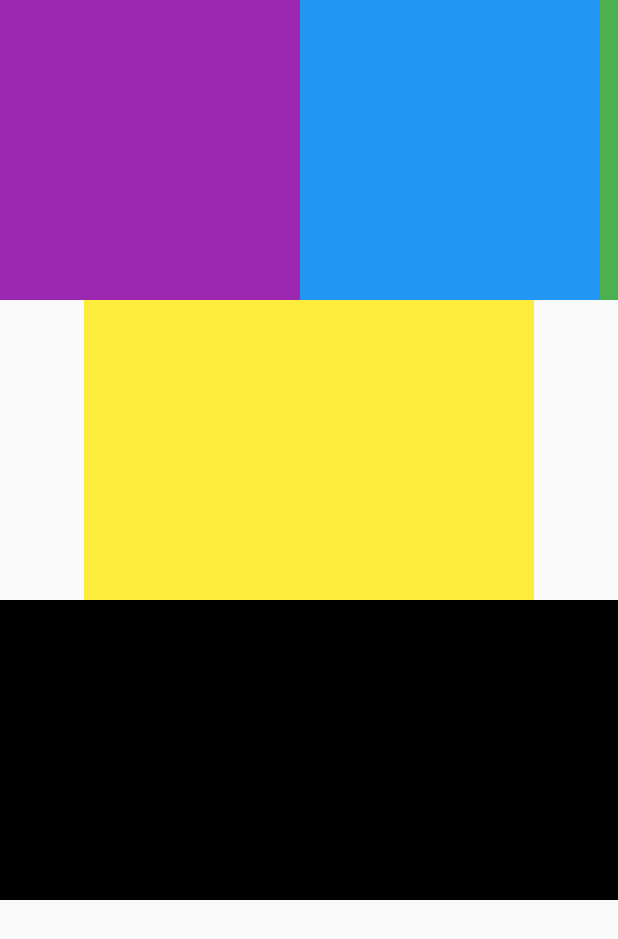
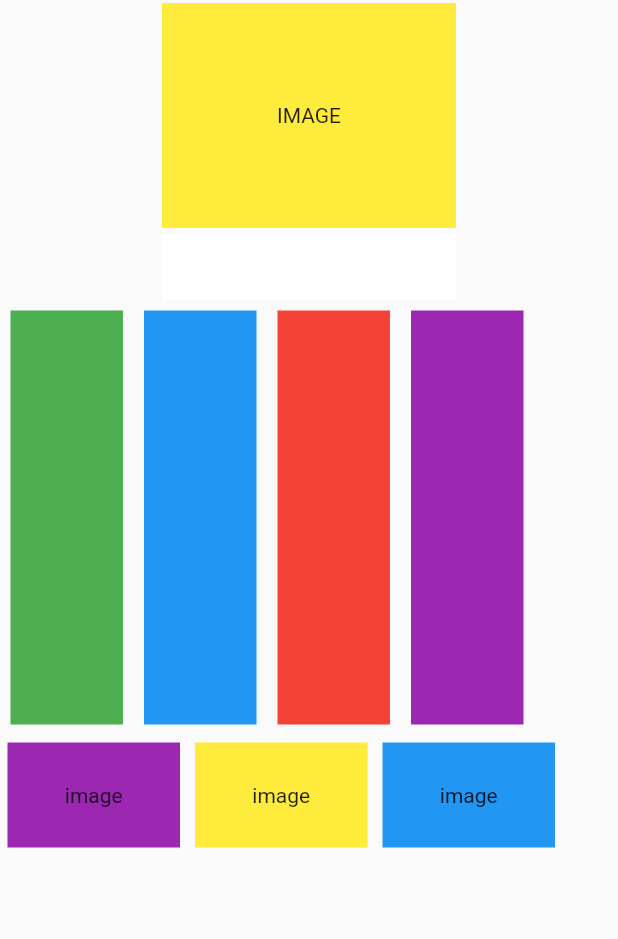
Before and after one commit to Eriksapu/mobile, a Flutter app: the screen it shows after launch, on a phone screen of 412 x 824 dp. Shown: the top 939 px of the screen. Run offline on Flutter 3.47's test engine with Material 2 defaults, Android fonts, the phone set to English and light mode, and no system bars; our stand-ins replace bubble_tab_indicator, fl_chart.

Commit message:
listview buider

```diff
--- /dev/null
+++ b/listview/lib/erik.dart
@@ -0,0 +1,137 @@
+import 'package:flutter/material.dart';
+
+void main() => runApp(MyApp());
+
+class MyApp extends StatelessWidget {
+  List<Color> colors = [
+    Colors.yellow,
+    Colors.blue,
+    Colors.grey,
+    Colors.red,
+    Colors.blueAccent,
+    Colors.brown,
+  ];
+  List<String> nama = [
+    'erik',
+    'refan',
+    'raden',
+    'boces',
+    'rafli',
+    'amanda',
+  ];
+  List<String> nama1 = [
+    'erik',
+    'refan',
+    'raden',
+    'boces',
+    'rafli',
+    'amanda',
+    'siti',
+    'esa',
+    'fahmi',
+    'fatur',
+    'rama',
+    'bangnau',
+  ];
+  List<Color> warna = [
+    Colors.grey,
+    Colors.red,
+    Colors.purple,
+    Colors.red,
+    Colors.blueAccent,
+    Colors.brown,
+    Colors.yellow,
+    Colors.blue,
+    Colors.grey,
+    Colors.red,
+    Colors.blueAccent,
+    Colors.brown,
+  ];
+
+  @override
+  Widget build(BuildContext context) {
+    return MaterialApp(
+      home: Scaffold(
+        body: SafeArea(
+          child: SingleChildScrollView(
+            child: Container(
+              child: Column(
+                children: <Widget>[
+                  Container(
+                    height: 300,
+                    width: 400,
+                    child: ListView.builder(
+                        scrollDirection: Axis.horizontal,
+                        itemCount: colors.length,
+                        itemBuilder: (context, index) {
+                          return Container(
+                            margin: new EdgeInsets.all(2),
+                            width: 180,
+                            height: 300,
+                            color: colors[index],
+                            child: Center(
+                              child: Text(nama[index]),
+                            ),
+                          );
+                        }),
+                  ),
+                  Container(
+                    height: 280,
+                    child: ListView.builder(
+                        scrollDirection: Axis.vertical,
+                        itemCount: colors.length,
+                        itemBuilder: (context, index) {
+                          return Container(
+                            margin: new EdgeInsets.all(2),
+                            width: 150,
+                            height: 100,
+                            color: colors[index],
+                            child: Center(
+                              child: Text(nama[index]),
+                            ),
+                          );
+                        }),
+                  ),
+                  Container(
+                    height: 80,
+                    child: ListView.builder(
+                        scrollDirection: Axis.horizontal,
+                        itemCount: colors.length,
+                        itemBuilder: (context, index) {
+                          return Container(
+                            margin: new EdgeInsets.all(5),
+                            width: 70,
+                            height: 80,
+                            color: colors[index],
+                            child: Center(
+                              child: Text(nama[index]),
+                            ),
+                          );
+                        }),
+                  ),
+                  Container(
+                    height: 80,
+                    child: ListView.builder(
+                        scrollDirection: Axis.horizontal,
+                        itemCount: warna.length,
+                        itemBuilder: (context, index) {
+                          return Container(
+                            margin: new EdgeInsets.all(5),
+                            width: 70,
+                            height: 80,
+                            color: warna[index],
+                            child: Center(
+                              child: Text(nama1[index]),
+                            ),
+                          );
+                        }),
+                  ),
+                ],
+              ),
+            ),
+          ),
+        ),
+      ),
+    );
+  }
+}
--- a/listview/lib/main.dart
+++ b/listview/lib/main.dart
@@ -5,20 +5,29 @@ void main() => runApp(MyApp());
 class MyApp extends StatelessWidget {
   List<Color> colors = [
     Colors.yellow,
+    Colors.white,
+  ];
+  List<String> nama = [
+    'IMAGE',
+    'Batagor Makanan Khas Bandung',
+  ];
+  List<Color> col = [
+    Colors.purple,
+    Colors.yellow,
     Colors.blue,
-    Colors.black,
-    Colors.red,
-    Colors.blueAccent,
-    Colors.brown,
+  ];
+  List<String> nama1 = [
+    'image',
+    'image',
+    'image',
   ];
   List<Color> warna = [
-    Colors.black,
+    Colors.green,
+    Colors.blue,
     Colors.red,
     Colors.purple,
-    Colors.red,
-    Colors.blueAccent,
-    Colors.brown,
   ];
+
   @override
   Widget build(BuildContext context) {
     final title = 'Nyobain ListView';
@@ -28,62 +37,56 @@ class MyApp extends StatelessWidget {
         body: SafeArea(
           child: SingleChildScrollView(
             child: Container(
-              child: Column(
-                children: [
+              child: Column(children: <Widget>[
                 Container(
                   height: 200,
-                    child: ListView(
-                      scrollDirection: Axis.horizontal,
-                      children: <Widget>[
-                        Container(
                   width: 200,
-                          color: Colors.purple,
-                        ),
-                        Container(
-                          width: 200,
-                          color: Colors.blue,
-                        ),
-                        Container(
-                          width: 200,
-                          color: Colors.green,
-                        ),
-                        Container(
-                          width: 200,
-                          color: Colors.grey,
-                        )
-                      ],
-                    ),
-                  ),
-                  Container(
-                    height: 200,
-                    width: 300,
                   child: ListView.builder(
-                        scrollDirection: Axis.horizontal,
                       itemCount: colors.length,
                       itemBuilder: (context, index) {
                         return Container(
-                            width: 400,
+                          margin: new EdgeInsets.all(2),
+                          width: 180,
                           height: 150,
                           color: colors[index],
+                          child: Center(
+                            child: Text(nama[index]),
+                          ),
                         );
                       }),
                 ),
                 Container(
-                    height: 200,
-                    width: 500,
+                  height: 290,
                   child: ListView.builder(
-                        scrollDirection: Axis.vertical,
+                      scrollDirection: Axis.horizontal,
                       itemCount: warna.length,
                       itemBuilder: (context, index) {
                         return Container(
-                            width: 500,
-                            height: 200,
+                          margin: new EdgeInsets.all(7),
+                          width: 75,
+                          height: 100,
                           color: warna[index],
                         );
                       }),
-                  )
-                ],
                 ),
+                Container(
+                  height: 80,
+                  child: ListView.builder(
+                      scrollDirection: Axis.horizontal,
+                      itemCount: col.length,
+                      itemBuilder: (context, index) {
+                        return Container(
+                          margin: new EdgeInsets.all(5),
+                          width: 115,
+                          height: 80,
+                          color: col[index],
+                          child: Center(
+                            child: Text(nama1[index]),
+                          ),
+                        );
+                      }),
+                ),
+              ]),
             ),
           ),
         ),
```
Lines whose indentation alone changed are shown as unchanged.
